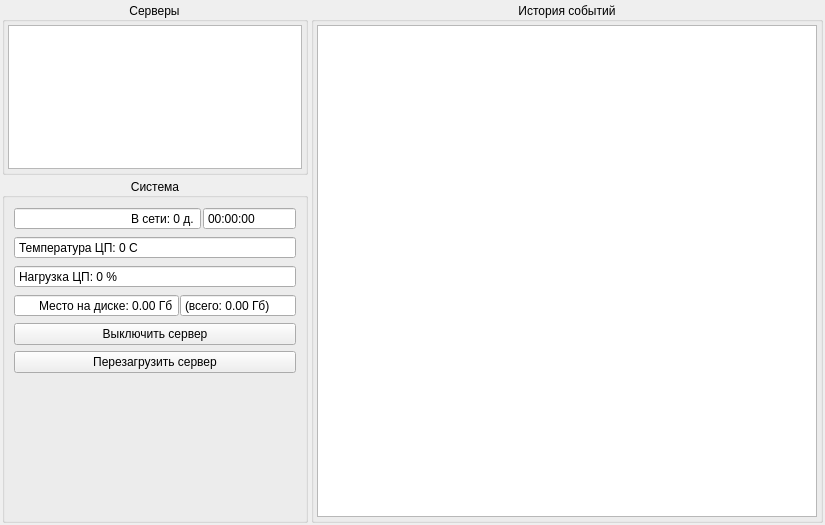
The window that Apps/ManagePanel/src/gui/servermanagementform.ui (VinTRiZz/RemoteObjectDetector) describes before a commit, drawn with Qt 5.
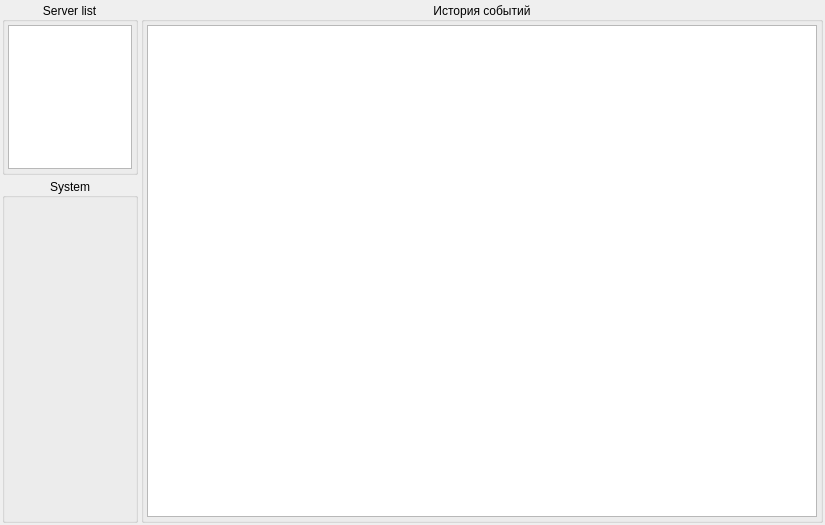
The same window after the commit. Custom widgets are drawn as their Qt base class.

Commit message: ManagePanel#fix: Вынес статус в отдельную форму

```diff
--- a/Apps/ManagePanel/src/gui/servermanagementform.ui
+++ b/Apps/ManagePanel/src/gui/servermanagementform.ui
@@ -34,7 +34,7 @@
      <item>
       <widget class="QGroupBox" name="groupBox_4">
        <property name="title">
-        <string>Серверы</string>
+        <string>Server list</string>
        </property>
        <property name="alignment">
         <set>Qt::AlignCenter</set>
@@ -61,159 +61,14 @@
      <item>
       <widget class="QGroupBox" name="groupBox_5">
        <property name="title">
-        <string>Система</string>
+        <string>System</string>
        </property>
        <property name="alignment">
         <set>Qt::AlignCenter</set>
        </property>
        <layout class="QVBoxLayout" name="verticalLayout_7">
         <item>
-         <layout class="QHBoxLayout" name="horizontalLayout_4" stretch="2,1">
-          <property name="spacing">
-           <number>2</number>
-          </property>
-          <item>
-           <widget class="QSpinBox" name="spinBoxUptime">
-            <property name="layoutDirection">
-             <enum>Qt::LeftToRight</enum>
-            </property>
-            <property name="alignment">
-             <set>Qt::AlignRight|Qt::AlignTrailing|Qt::AlignVCenter</set>
-            </property>
-            <property name="buttonSymbols">
-             <enum>QAbstractSpinBox::NoButtons</enum>
-            </property>
-            <property name="suffix">
-             <string> д.</string>
-            </property>
-            <property name="prefix">
-             <string>В сети: </string>
-            </property>
-            <property name="maximum">
-             <number>9999</number>
-            </property>
-           </widget>
-          </item>
-          <item>
-           <widget class="QTimeEdit" name="timeEditUptime">
-            <property name="readOnly">
-             <bool>true</bool>
-            </property>
-            <property name="buttonSymbols">
-             <enum>QAbstractSpinBox::NoButtons</enum>
-            </property>
-            <property name="keyboardTracking">
-             <bool>false</bool>
-            </property>
-            <property name="displayFormat">
-             <string>hh:mm:ss</string>
-            </property>
-           </widget>
-          </item>
-         </layout>
-        </item>
-        <item>
-         <widget class="QSpinBox" name="spinBoxTempCurrent">
-          <property name="readOnly">
-           <bool>true</bool>
-          </property>
-          <property name="buttonSymbols">
-           <enum>QAbstractSpinBox::NoButtons</enum>
-          </property>
-          <property name="suffix">
-           <string> C</string>
-          </property>
-          <property name="prefix">
-           <string>Температура ЦП: </string>
-          </property>
-          <property name="minimum">
-           <number>-300</number>
-          </property>
-          <property name="maximum">
-           <number>1000</number>
-          </property>
-         </widget>
-        </item>
-        <item>
-         <widget class="QSpinBox" name="spinBoxCPUCurrent">
-          <property name="readOnly">
-           <bool>true</bool>
-          </property>
-          <property name="buttonSymbols">
-           <enum>QAbstractSpinBox::NoButtons</enum>
-          </property>
-          <property name="suffix">
-           <string> %</string>
-          </property>
-          <property name="prefix">
-           <string>Нагрузка ЦП: </string>
-          </property>
-          <property name="maximum">
-           <number>100</number>
-          </property>
-         </widget>
-        </item>
-        <item>
-         <layout class="QHBoxLayout" name="horizontalLayout_5">
-          <property name="spacing">
-           <number>1</number>
-          </property>
-          <item>
-           <widget class="QDoubleSpinBox" name="doubleSpinBoxSpaceCurrent">
-            <property name="alignment">
-             <set>Qt::AlignRight|Qt::AlignTrailing|Qt::AlignVCenter</set>
-            </property>
-            <property name="readOnly">
-             <bool>true</bool>
-            </property>
-            <property name="buttonSymbols">
-             <enum>QAbstractSpinBox::NoButtons</enum>
-            </property>
-            <property name="prefix">
-             <string>Место на диске: </string>
-            </property>
-            <property name="suffix">
-             <string> Гб</string>
-            </property>
-            <property name="maximum">
-             <double>5000.000000000000000</double>
-            </property>
-           </widget>
-          </item>
-          <item>
-           <widget class="QDoubleSpinBox" name="doubleSpinBoxSpaceTotal">
-            <property name="readOnly">
-             <bool>true</bool>
-            </property>
-            <property name="buttonSymbols">
-             <enum>QAbstractSpinBox::NoButtons</enum>
-            </property>
-            <property name="prefix">
-             <string>(всего: </string>
-            </property>
-            <property name="suffix">
-             <string> Гб)</string>
-            </property>
-            <property name="maximum">
-             <double>5000.000000000000000</double>
-            </property>
-           </widget>
-          </item>
-         </layout>
-        </item>
-        <item>
-         <widget class="QPushButton" name="pushButtonShutdown">
-          <property name="text">
-           <string>Выключить сервер</string>
-          </property>
-         </widget>
-        </item>
-        <item>
-         <widget class="QPushButton" name="pushButtonReboot">
-          <property name="text">
-           <string>Перезагрузить сервер</string>
-          </property>
-         </widget>
+         <widget class="SystemStatusWidget" name="serverStatus" native="true"/>
         </item>
         <item>
          <spacer name="verticalSpacer">
@@ -262,6 +117,14 @@
    </item>
   </layout>
  </widget>
+ <customwidgets>
+  <customwidget>
+   <class>SystemStatusWidget</class>
+   <extends>QWidget</extends>
+   <header>gui/systemstatuswidget.hpp</header>
+   <container>1</container>
+  </customwidget>
+ </customwidgets>
  <resources/>
  <connections/>
 </ui>
```
The commit also changes 4 other files.
